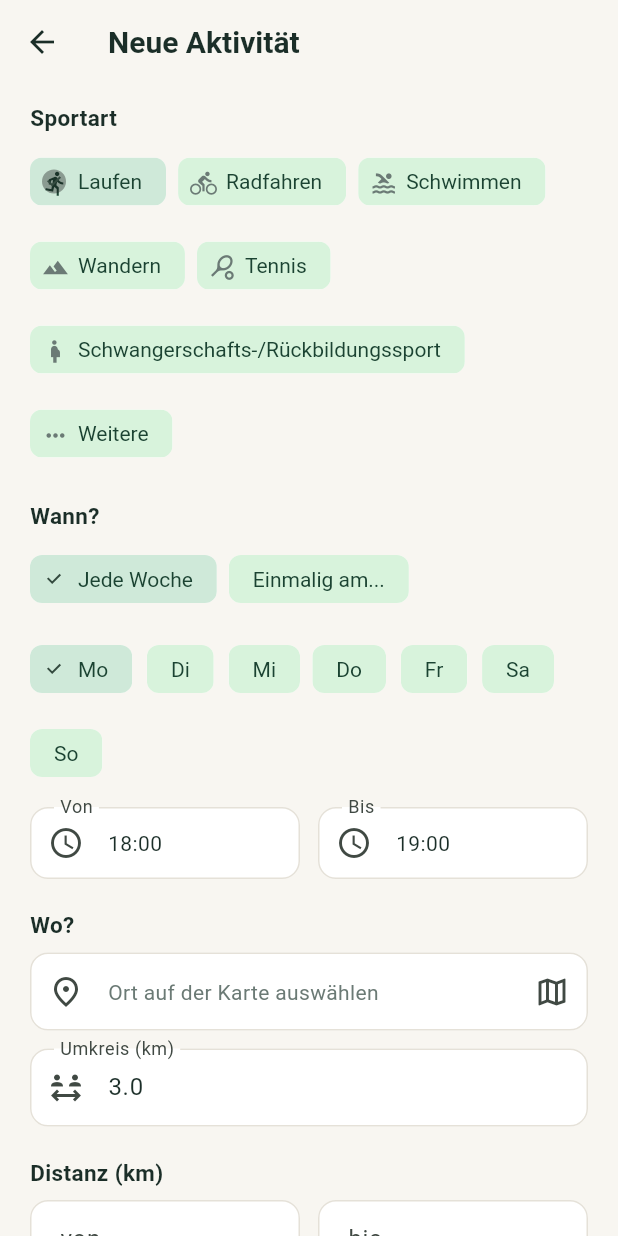
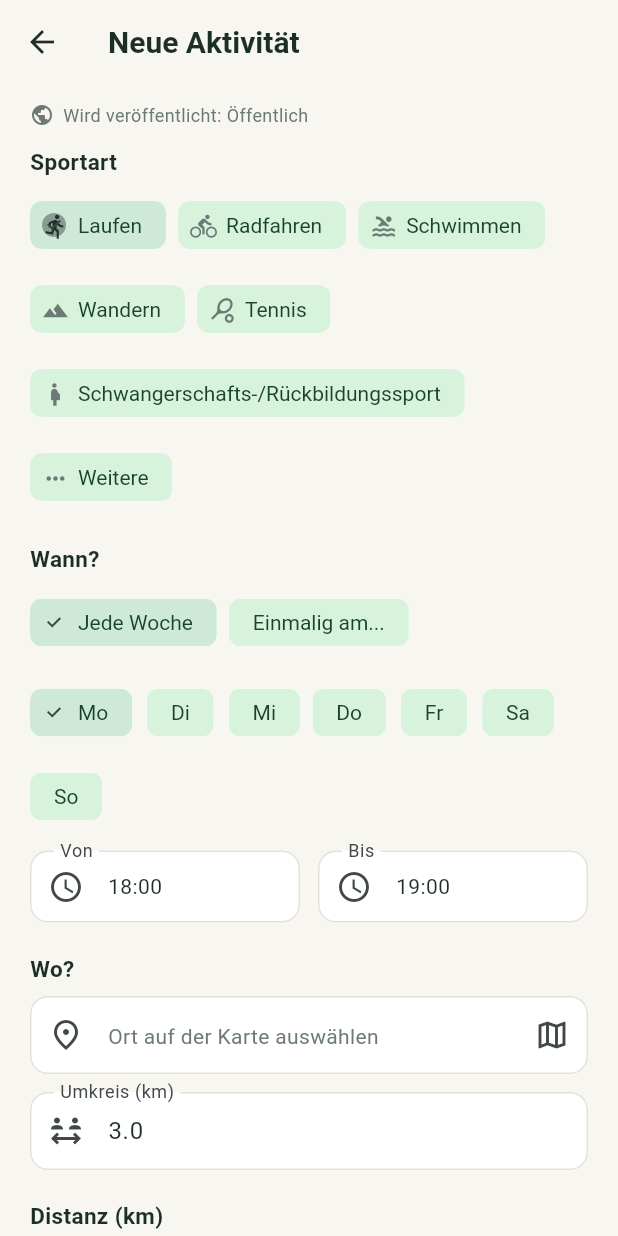
Before and after one commit to melinakunkel/PaceMatch, a Flutter app: the MatchesHubScreen screen opened by its route, item 2 of the bottom bar chosen, after a tap on "Sportzeit hinzufügen", on a phone screen of 412 x 824 dp. Run offline on Flutter 3.47's test engine with Material 3 defaults, Android fonts, the phone set to English and light mode, and no system bars; our stand-ins replace flutter_dotenv, flutter_map, go_router, image_picker, latlong2, shared_preferences and 1 more; missing offline and left inert: dart:html; accounts and stored records are empty; network calls fail.

Commit message:
Add private "Kreise" (circles) for friend-group-only Sportplan/Entdecken/Sportbuddys
Users can create a circle (generates an invite code) or join one via code,
and switch between "Öffentlich" and any joined circle from a persistent
button in the app bar. While a circle is active, new activities are tagged
with it, and Sportplan, Entdecken and Sportbuddys only show that circle's
activities and matches instead of the public pool. Chat and Events stay
global for this version, per the agreed v1 scope.

Co-Authored-By: Claude Sonnet 5 <noreply@anthropic.com>
Claude-Session: https://claude.ai/code/session_01Ea9r8VGpDf7DY7pxTu84EK

```diff
--- a/lib/app.dart
+++ b/lib/app.dart
@@ -5,6 +5,7 @@ import 'package:go_router/go_router.dart';
 import 'package:supabase_flutter/supabase_flutter.dart';
 
 import 'router/app_router.dart';
+import 'services/circle_controller.dart';
 import 'services/match_notifier.dart';
 import 'services/profile_service.dart';
 import 'services/supabase_service.dart';
@@ -38,9 +39,11 @@ class _SamepaceAppState extends State<SamepaceApp> {
         MatchNotifier.startListening();
         MatchNotifier.refresh();
         _syncThemeFromProfile();
+        CircleController.loadSaved();
       } else {
         UnreadController.stopListening();
         MatchNotifier.stopListening();
+        CircleController.reset();
       }
     });
     if (SupabaseService.currentUserId != null) {
@@ -49,6 +52,7 @@ class _SamepaceAppState extends State<SamepaceApp> {
       MatchNotifier.startListening();
       MatchNotifier.refresh();
       _syncThemeFromProfile();
+      CircleController.loadSaved();
     }
   }
 
--- a/lib/models/activity.dart
+++ b/lib/models/activity.dart
@@ -45,6 +45,10 @@ class Activity {
   /// plain weekly recurrence on [dayOfWeek].
   final DateTime? specificDate;
 
+  /// The private "Kreis" this activity belongs to, if any — null means it's
+  /// part of the public pool, visible and matchable for everyone.
+  final String? circleId;
+
   Activity({
     required this.id,
     required this.userId,
@@ -64,6 +68,7 @@ class Activity {
     this.level,
     this.bikeType,
     this.specificDate,
+    this.circleId,
   });
 
   bool get isRecurring => specificDate == null;
@@ -115,6 +120,7 @@ class Activity {
     specificDate: map['specific_date'] == null
         ? null
         : DateTime.parse(map['specific_date'] as String),
+    circleId: map['circle_id'] as String?,
   );
 
   static TimeOfDay _parseTime(String raw) {
--- /dev/null
+++ b/lib/models/circle.dart
@@ -0,0 +1,26 @@
+/// A private, invite-only space ("Kreis") — e.g. a friend group — that can
+/// be switched into so Sportplan, Entdecken and Sportbuddys only show that
+/// circle's own activities and matches instead of the public pool.
+class Circle {
+  final String id;
+  final String name;
+  final String inviteCode;
+  final String createdBy;
+  final DateTime createdAt;
+
+  Circle({
+    required this.id,
+    required this.name,
+    required this.inviteCode,
+    required this.createdBy,
+    required this.createdAt,
+  });
+
+  factory Circle.fromMap(Map<String, dynamic> map) => Circle(
+    id: map['id'] as String,
+    name: map['name'] as String,
+    inviteCode: map['invite_code'] as String,
+    createdBy: map['created_by'] as String,
+    createdAt: DateTime.parse(map['created_at'] as String),
+  );
+}
--- a/lib/screens/discover/discover_screen.dart
+++ b/lib/screens/discover/discover_screen.dart
@@ -9,6 +9,7 @@ import '../../models/profile.dart';
 import '../../models/sport_type.dart';
 import '../../models/user_sport.dart';
 import '../../services/activity_service.dart';
+import '../../services/circle_controller.dart';
 import '../../services/community_event_service.dart';
 import '../../services/group_service.dart';
 import '../../services/open_event_service.dart';
@@ -113,7 +114,16 @@ class _DiscoverScreenState extends State<DiscoverScreen> {
   void initState() {
     super.initState();
     _load();
+    CircleController.active.addListener(_onCircleChanged);
   }
+
+  @override
+  void dispose() {
+    CircleController.active.removeListener(_onCircleChanged);
+    super.dispose();
+  }
+
+  void _onCircleChanged() => _load();
 
   Future<void> _load() async {
     setState(() {
@@ -125,6 +135,7 @@ class _DiscoverScreenState extends State<DiscoverScreen> {
       final activities = await _activityService.getActivitiesForDate(
         date: _selectedDate,
         excludeUserId: myId,
+        circleId: CircleController.active.value?.id,
       );
       final myProfiles = await _profileService.getProfilesByIds([myId]);
       final myProfile = myProfiles.isEmpty ? null : myProfiles.first;
--- a/lib/screens/matches/matches_hub_screen.dart
+++ b/lib/screens/matches/matches_hub_screen.dart
@@ -5,6 +5,7 @@ import '../../models/activity.dart';
 import '../../models/profile.dart';
 import '../../models/sport_type.dart';
 import '../../services/activity_service.dart';
+import '../../services/circle_controller.dart';
 import '../../services/group_service.dart';
 import '../../services/like_service.dart';
 import '../../services/match_notifier.dart';
@@ -68,7 +69,10 @@ class _MatchesHubScreenState extends State<MatchesHubScreen> with RouteAware {
     super.initState();
     _future = _load();
     MatchNotifier.markSeen();
+    CircleController.active.addListener(_onCircleChanged);
   }
+
+  void _onCircleChanged() => _refresh();
 
   @override
   void didChangeDependencies() {
@@ -80,6 +84,7 @@ class _MatchesHubScreenState extends State<MatchesHubScreen> with RouteAware {
   @override
   void dispose() {
     routeObserver.unsubscribe(this);
+    CircleController.active.removeListener(_onCircleChanged);
     super.dispose();
   }
 
@@ -96,7 +101,10 @@ class _MatchesHubScreenState extends State<MatchesHubScreen> with RouteAware {
 
   Future<_HubData> _load() async {
     final userId = SupabaseService.currentUserId!;
-    final activities = await _activityService.getMyActivities(userId);
+    final activities = await _activityService.getMyActivities(
+      userId,
+      circleId: CircleController.active.value?.id,
+    );
     final activityIds = activities.map((a) => a.id).toSet();
     final buddies = await _likeService.getBuddies(userId);
     final buddyProfiles = await _profileService.getProfilesByIds(
--- a/lib/screens/plan/new_activity_screen.dart
+++ b/lib/screens/plan/new_activity_screen.dart
@@ -6,6 +6,7 @@ import '../../models/picked_location.dart';
 import '../../models/sport_type.dart';
 import '../../models/user_sport.dart';
 import '../../services/activity_service.dart';
+import '../../services/circle_controller.dart';
 import '../../services/profile_service.dart';
 import '../../services/supabase_service.dart';
 import '../../theme/app_theme.dart';
@@ -214,6 +215,7 @@ class _NewActivityScreenState extends State<NewActivityScreen> {
             level: level,
             bikeType: bikeType,
             specificDate: specificDate,
+            circleId: CircleController.active.value?.id,
           ),
         );
       }
@@ -254,6 +256,34 @@ class _NewActivityScreenState extends State<NewActivityScreen> {
         child: ListView(
           padding: const EdgeInsets.fromLTRB(20, 12, 20, 32),
           children: [
+            if (!widget.isEditing)
+              ValueListenableBuilder(
+                valueListenable: CircleController.active,
+                builder: (context, circle, _) => Padding(
+                  padding: const EdgeInsets.only(bottom: 12),
+                  child: Row(
+                    children: [
+                      Icon(
+                        circle == null
+                            ? Icons.public_outlined
+                            : Icons.groups_outlined,
+                        size: 16,
+                        color: AppColors.textSecondary,
+                      ),
+                      const SizedBox(width: 6),
+                      Text(
+                        circle == null
+                            ? 'Wird veröffentlicht: Öffentlich'
+                            : 'Wird veröffentlicht in: ${circle.name}',
+                        style: TextStyle(
+                          color: AppColors.textSecondary,
+                          fontSize: 12,
+                        ),
+                      ),
+                    ],
+                  ),
+                ),
+              ),
             const _SectionLabel('Sportart'),
             Wrap(
               spacing: 8,
--- a/lib/screens/plan/plan_screen.dart
+++ b/lib/screens/plan/plan_screen.dart
@@ -4,6 +4,7 @@ import 'package:shared_preferences/shared_preferences.dart';
 
 import '../../models/activity.dart';
 import '../../services/activity_service.dart';
+import '../../services/circle_controller.dart';
 import '../../services/supabase_service.dart';
 import '../../theme/app_theme.dart';
 import '../../widgets/app_scaffold.dart';
@@ -35,7 +36,16 @@ class _PlanScreenState extends State<PlanScreen> {
     _load();
     _loadViewMode();
     _loadHourRange();
+    CircleController.active.addListener(_onCircleChanged);
   }
+
+  @override
+  void dispose() {
+    CircleController.active.removeListener(_onCircleChanged);
+    super.dispose();
+  }
+
+  void _onCircleChanged() => _refresh();
 
   Future<void> _loadViewMode() async {
     final prefs = await SharedPreferences.getInstance();
@@ -126,7 +136,10 @@ class _PlanScreenState extends State<PlanScreen> {
 
   void _load() {
     final userId = SupabaseService.currentUserId!;
-    _future = _activityService.getMyActivities(userId);
+    _future = _activityService.getMyActivities(
+      userId,
+      circleId: CircleController.active.value?.id,
+    );
   }
 
   Future<void> _refresh() async {
--- a/lib/services/activity_service.dart
+++ b/lib/services/activity_service.dart
@@ -7,45 +7,65 @@ import 'supabase_service.dart';
 class ActivityService {
   final _client = SupabaseService.client;
 
-  Future<List<Activity>> getMyActivities(String userId) async {
-    final rows = await _client
+  /// [circleId] scopes the result to one "Kreis" (or, when null, to the
+  /// public pool) — the active context from [CircleController].
+  Future<List<Activity>> getMyActivities(
+    String userId, {
+    String? circleId,
+  }) async {
+    var query = _client
         .from('activities')
         .select()
         .eq('user_id', userId)
-        .eq('is_active', true)
-        .order('day_of_week')
-        .order('start_time');
+        .eq('is_active', true);
+    query = circleId == null
+        ? query.isFilter('circle_id', null)
+        : query.eq('circle_id', circleId);
+    final rows = await query.order('day_of_week').order('start_time');
     return rows.map((m) => Activity.fromMap(m)).toList();
   }
 
   /// All other users' active activities for a sport, used for matching.
+  /// [circleId] restricts candidates to the same "Kreis" as the activity
+  /// being matched (or, when null, to the public pool).
   Future<List<Activity>> getActivitiesForSport({
     required SportType sport,
     required String excludeUserId,
+    String? circleId,
   }) async {
-    final rows = await _client
+    var query = _client
         .from('activities')
         .select()
         .eq('sport', sport.name)
         .eq('is_active', true)
         .neq('user_id', excludeUserId);
+    query = circleId == null
+        ? query.isFilter('circle_id', null)
+        : query.eq('circle_id', circleId);
+    final rows = await query;
     return rows.map((m) => Activity.fromMap(m)).toList();
   }
 
   /// Every other user's activity that's actually happening on [date]: a
   /// recurring one on that weekday, or a one-off with a matching
-  /// specific_date. Used by the "Entdecken" screen.
+  /// specific_date. Used by the "Entdecken" screen. [circleId] scopes it to
+  /// the active "Kreis" context (or, when null, the public pool).
   Future<List<Activity>> getActivitiesForDate({
     required DateTime date,
     required String excludeUserId,
+    String? circleId,
   }) async {
     final dateStr = _formatDate(date);
-    final rows = await _client
+    var query = _client
         .from('activities')
         .select()
         .eq('day_of_week', date.weekday)
         .eq('is_active', true)
-        .neq('user_id', excludeUserId)
+        .neq('user_id', excludeUserId);
+    query = circleId == null
+        ? query.isFilter('circle_id', null)
+        : query.eq('circle_id', circleId);
+    final rows = await query
         .or('specific_date.is.null,specific_date.eq.$dateStr')
         .order('start_time');
     return rows.map((m) => Activity.fromMap(m)).toList();
@@ -72,6 +92,7 @@ class ActivityService {
     String? level,
     String? bikeType,
     DateTime? specificDate,
+    String? circleId,
   }) async {
     await SupabaseService.ensureFreshSession();
     final map = await _client
@@ -96,6 +117,7 @@ class ActivityService {
           'specific_date': specificDate == null
               ? null
               : _formatDate(specificDate),
+          'circle_id': circleId,
         })
         .select()
         .single();
--- a/lib/services/match_service.dart
+++ b/lib/services/match_service.dart
@@ -17,6 +17,7 @@ class MatchService {
     final candidates = await _activityService.getActivitiesForSport(
       sport: myActivity.sport,
       excludeUserId: myActivity.userId,
+      circleId: myActivity.circleId,
     );
 
     final sameDay = candidates
--- a/lib/widgets/app_scaffold.dart
+++ b/lib/widgets/app_scaffold.dart
@@ -5,6 +5,7 @@ import '../screens/profile/settings_screen.dart';
 import '../services/match_notifier.dart';
 import '../services/unread_controller.dart';
 import '../theme/app_theme.dart';
+import 'circle_switcher.dart';
 
 /// Shared bottom-nav scaffold for the 5 main tabs (Entdecken, Plan, Matches,
 /// Chat, Profil). Home and Settings aren't tabs — they're reached via the
@@ -44,6 +45,7 @@ class AppScaffold extends StatelessWidget {
               title: Text(title!),
               actions: [
                 ...?actions,
+                const CircleSwitcherButton(),
                 IconButton(
                   icon: const Icon(Icons.home_outlined),
                   tooltip: 'Home',
```
Also changed, not shown: lib/services/circle_controller.dart (added, +53 -0 lines), lib/services/circle_service.dart (added, +71 -0 lines), lib/widgets/circle_switcher.dart (added, +378 -0 lines), 1 other file.
